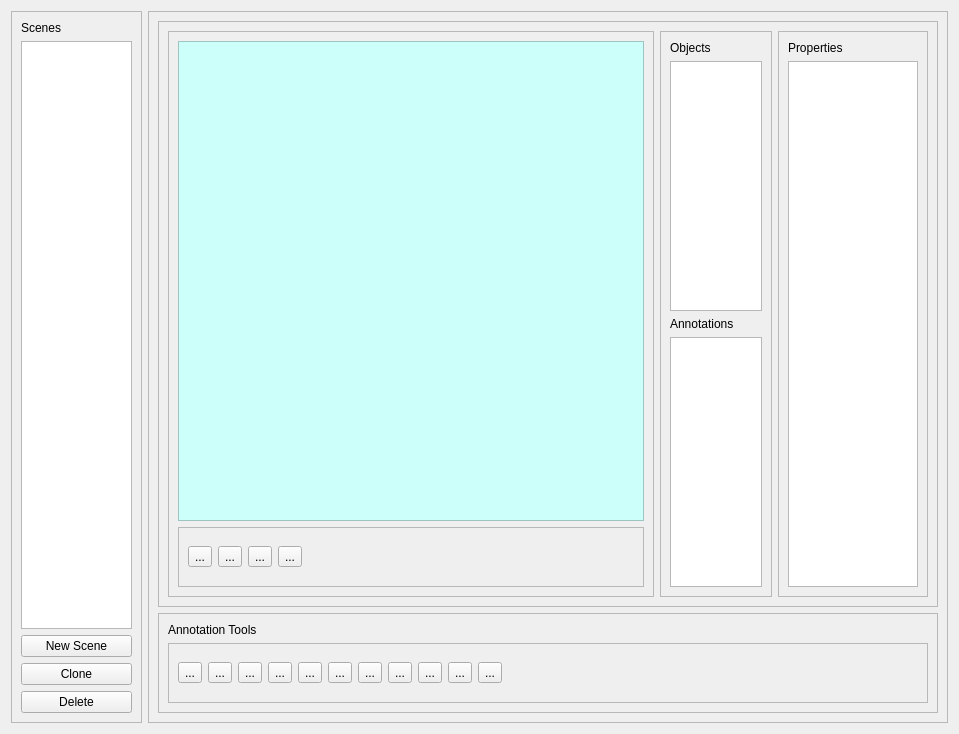
The window that isar/ui/scene_definition.ui (zardosht/isar) describes before a commit, drawn with Qt 5.
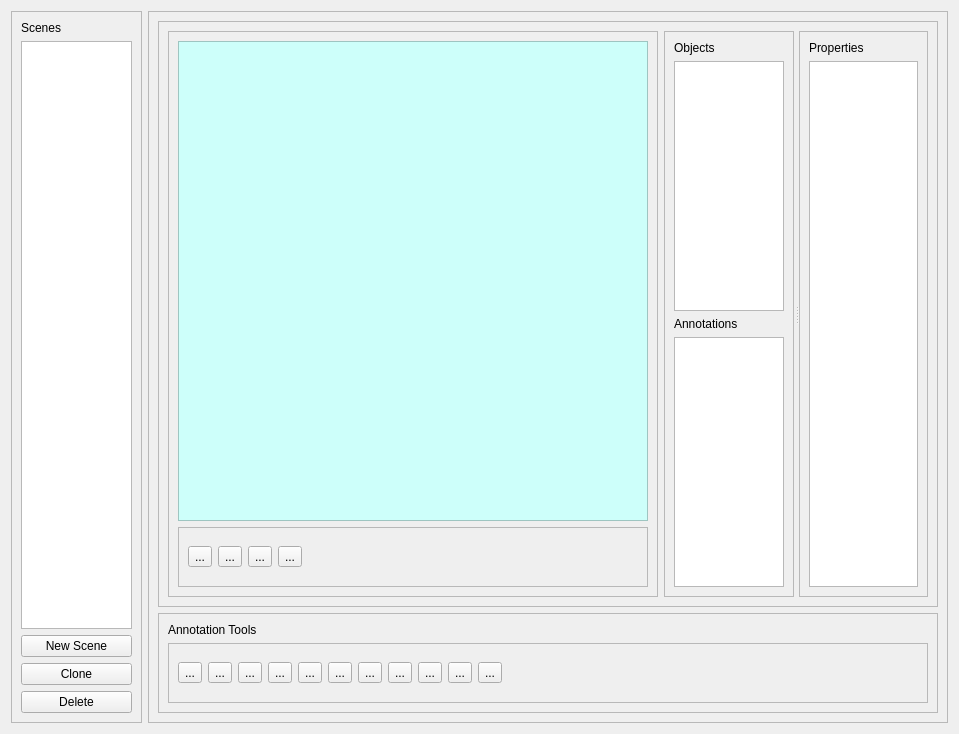
The same window after the commit. Icons and pictures are not drawn.

Commit message: - added a splitter in the layout between objects/annotations view and the properties view.

Diff of the .ui file:
```diff
--- a/isar/ui/scene_definition.ui
+++ b/isar/ui/scene_definition.ui
@@ -233,10 +233,26 @@
           </widget>
          </item>
          <item>
+          <widget class="QSplitter" name="splitter">
+           <property name="sizePolicy">
+            <sizepolicy hsizetype="Expanding" vsizetype="Preferred">
+             <horstretch>35</horstretch>
+             <verstretch>0</verstretch>
+            </sizepolicy>
+           </property>
+           <property name="orientation">
+            <enum>Qt::Horizontal</enum>
+           </property>
+           <property name="handleWidth">
+            <number>5</number>
+           </property>
+           <property name="childrenCollapsible">
+            <bool>false</bool>
+           </property>
           <widget class="QFrame" name="objects_view_frame">
            <property name="sizePolicy">
             <sizepolicy hsizetype="Preferred" vsizetype="Preferred">
-             <horstretch>15</horstretch>
+              <horstretch>50</horstretch>
              <verstretch>0</verstretch>
             </sizepolicy>
            </property>
@@ -279,12 +295,10 @@
             </item>
            </layout>
           </widget>
-         </item>
-         <item>
           <widget class="QFrame" name="properties_view_frame">
            <property name="sizePolicy">
             <sizepolicy hsizetype="Preferred" vsizetype="Preferred">
-             <horstretch>20</horstretch>
+              <horstretch>50</horstretch>
              <verstretch>0</verstretch>
             </sizepolicy>
            </property>
@@ -307,9 +321,16 @@
               <property name="selectionMode">
                <enum>QAbstractItemView::SingleSelection</enum>
               </property>
+               <attribute name="horizontalHeaderMinimumSectionSize">
+                <number>5</number>
+               </attribute>
+               <attribute name="verticalHeaderMinimumSectionSize">
+                <number>5</number>
+               </attribute>
              </widget>
             </item>
            </layout>
+           </widget>
           </widget>
          </item>
         </layout>
```
Lines whose indentation alone changed are shown as unchanged.
